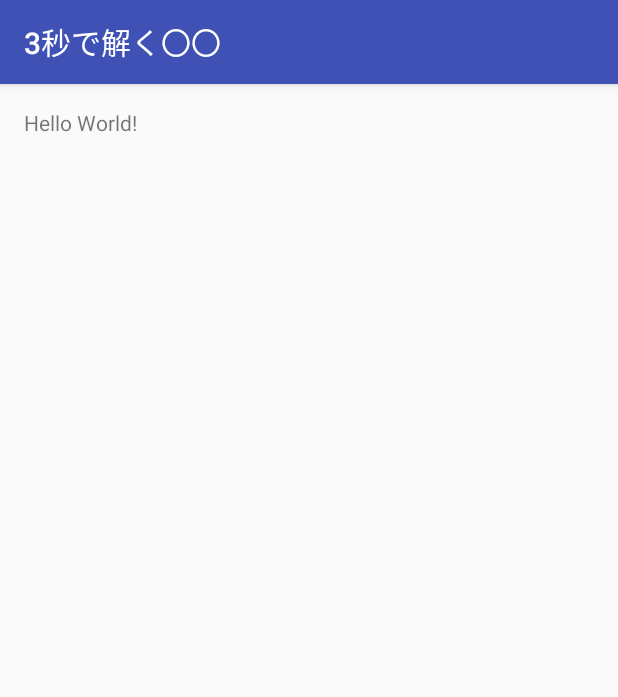
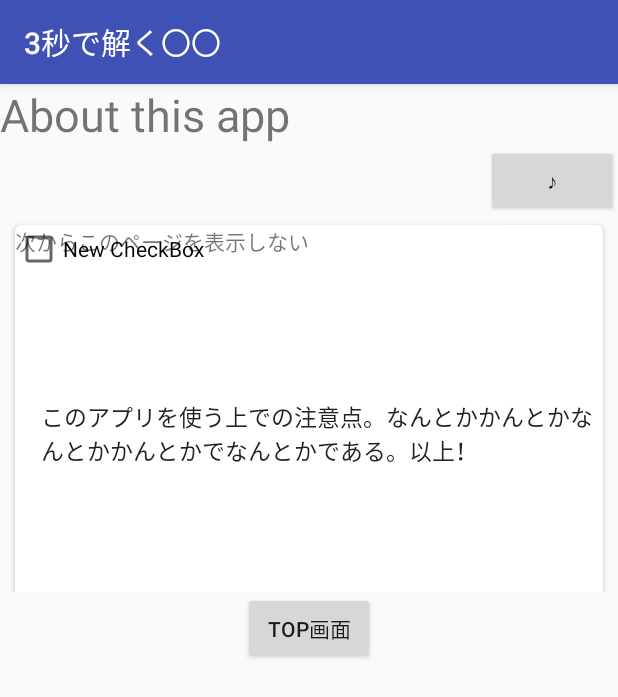
Before and after one commit to OrenBigMuff/Marumaru, an Android app: the screen it shows after launch (MainActivity), on a phone screen of 412 x 824 dp. Shown: the top 697 px of the screen. Run offline under Robolectric (Android 15) with nearby library versions, the phone set to English and light mode, and no system bars.

Commit message:
疲れた

```diff
--- a/app/build.gradle
+++ b/app/build.gradle
@@ -23,4 +23,6 @@ dependencies {
     compile fileTree(dir: 'libs', include: ['*.jar'])
     testCompile 'junit:junit:4.12'
     compile 'com.android.support:appcompat-v7:23.1.1'
+    compile "com.android.support:cardview-v7:+"
+
 }
--- a/app/src/main/java/com/bizan/mobile10/marumaru/MainActivity.java
+++ b/app/src/main/java/com/bizan/mobile10/marumaru/MainActivity.java
@@ -2,12 +2,48 @@ package com.bizan.mobile10.marumaru;
 
 import android.support.v7.app.AppCompatActivity;
 import android.os.Bundle;
+import android.support.v7.widget.CardView;
+import android.view.LayoutInflater;
+import android.widget.CheckBox;
+import android.widget.CompoundButton;
+import android.widget.LinearLayout;
+import android.widget.TextView;
+import android.widget.Toast;
+
 
 public class MainActivity extends AppCompatActivity {
 
-    @Override
     protected void onCreate(Bundle savedInstanceState) {
         super.onCreate(savedInstanceState);
         setContentView(R.layout.activity_main);
+
+//        final CheckBox checkBox = (CheckBox) findViewById(R.id.checkbox);
+//        checkBox.setOnCheckedChangeListener(new CompoundButton.OnCheckedChangeListener() {
+//
+//            public void onCheckedChanged(CompoundButton buttonView, boolean isChecked) {
+//                if(isChecked) {
+//                    Toast.makeText(getApplication(), "チェックが付いた", Toast.LENGTH_LONG).show();
+//                } else {
+//                    Toast.makeText(getApplication(), "チェックが外れた", Toast.LENGTH_LONG).show();
+//                }
+//            }
+//        });
+
+
+            LinearLayout cardLinear = (LinearLayout) this.findViewById(R.id.cardLinear);
+            cardLinear.removeAllViews();
+
+            LayoutInflater inflater = (LayoutInflater) getSystemService(LAYOUT_INFLATER_SERVICE);
+            LinearLayout linearLayout = (LinearLayout) inflater.inflate(R.layout.test_card, null);
+            CardView cardView = (CardView) linearLayout.findViewById(R.id.cardView);
+            TextView textBox = (TextView) linearLayout.findViewById(R.id.textBox);
+            textBox.setText("このアプリを使う上での注意点。なんとかかんとか" +
+                    "なんとかかんとかでなんとかである。以上！");
+            cardView.setTag(0);
+
+            cardLinear.addView(linearLayout, 0);
+
+
+        }
+
     }
-}
--- a/app/src/main/res/layout/activity_main.xml
+++ b/app/src/main/res/layout/activity_main.xml
@@ -1,17 +1,45 @@
 <?xml version="1.0" encoding="utf-8"?>
-<RelativeLayout
-    xmlns:android="http://schemas.android.com/apk/res/android"
-    xmlns:tools="http://schemas.android.com/tools"
-    android:layout_width="match_parent"
-    android:layout_height="match_parent"
-    android:paddingBottom="@dimen/activity_vertical_margin"
-    android:paddingLeft="@dimen/activity_horizontal_margin"
-    android:paddingRight="@dimen/activity_horizontal_margin"
-    android:paddingTop="@dimen/activity_vertical_margin"
-    tools:context="com.bizan.mobile10.marumaru.MainActivity">
+<LinearLayout xmlns:android="http://schemas.android.com/apk/res/android"
+    android:orientation="vertical" android:layout_width="match_parent"
+    android:layout_height="match_parent">
 
     <TextView
         android:layout_width="wrap_content"
         android:layout_height="wrap_content"
-        android:text="Hello World!"/>
-</RelativeLayout>
+        android:text="About this app"
+        android:id="@+id/textView"
+        android:textSize="30dp" />
+
+    <Button
+        android:layout_width="wrap_content"
+        android:layout_height="wrap_content"
+        android:id="@+id/button"
+        android:layout_gravity="right"
+        android:layout_marginTop="0dp"
+        android:text="♪" />
+
+    <ScrollView
+        android:layout_width="match_parent"
+        android:layout_height="250dp"
+        android:id="@+id/scrollView"
+        android:fillViewport="false"
+        android:layout_alignParentLeft="true"
+        android:layout_alignParentStart="true">
+        <LinearLayout
+            android:orientation="vertical"
+            android:layout_width="match_parent"
+            android:layout_height="match_parent"
+            android:layout_centerVertical="true"
+            android:layout_centerHorizontal="true"
+            android:id="@+id/cardLinear">
+        </LinearLayout>
+    </ScrollView>
+
+    <Button
+        android:layout_width="wrap_content"
+        android:layout_height="wrap_content"
+        android:text="TOP画面"
+        android:id="@+id/button2"
+        android:layout_gravity="center_horizontal" />
+
+</LinearLayout>
--- /dev/null
+++ b/app/src/main/res/layout/test_card.xml
@@ -0,0 +1,56 @@
+<?xml version="1.0" encoding="utf-8"?>
+<LinearLayout xmlns:android="http://schemas.android.com/apk/res/android"
+    android:orientation="vertical" android:layout_width="match_parent"
+    android:layout_height="match_parent"
+    android:weightSum="1">
+
+    <android.support.v7.widget.CardView
+        xmlns:android="http://schemas.android.com/apk/res/android"
+        xmlns:card_view="http://schemas.android.com/apk/res-auto"
+        android:layout_width="match_parent"
+        android:layout_height="278dp"
+        card_view:cardCornerRadius="4dp"
+        android:layout_marginLeft="10dp"
+        android:layout_marginRight="10dp"
+        android:layout_marginTop="5dp"
+        android:id="@+id/cardView"
+        >
+
+        <!-- カードに載せる情報 -->
+
+        <RelativeLayout
+            android:layout_width="match_parent"
+            android:layout_height="match_parent"
+            android:layout_gravity="center_horizontal"
+            android:id="@+id/cardRelative"
+            >
+
+            <TextView
+                android:layout_width="wrap_content"
+                android:layout_height="wrap_content"
+                android:textAppearance="?android:attr/textAppearanceLarge"
+                android:text="CardView"
+                android:id="@+id/textBox"
+                android:textSize="15dp"
+                android:layout_centerVertical="true"
+                android:layout_marginLeft="17dp"
+                android:layout_marginStart="17dp" />
+
+            <CheckBox
+                android:layout_width="wrap_content"
+                android:layout_height="wrap_content"
+                android:text="New CheckBox"
+                android:id="@+id/checkBox"
+                android:layout_alignParentEnd="false"
+                android:layout_alignParentStart="false" />
+
+            <TextView
+                android:layout_width="wrap_content"
+                android:layout_height="wrap_content"
+                android:text="次からこのページを表示しない"
+                android:id="@+id/textView2" />
+
+
+        </RelativeLayout>
+    </android.support.v7.widget.CardView>
+</LinearLayout>
--- a/build.gradle
+++ b/build.gradle
@@ -6,6 +6,8 @@ buildscript {
     }
     dependencies {
         classpath 'com.android.tools.build:gradle:1.5.0'
+
+
 
         // NOTE: Do not place your application dependencies here; they belong
         // in the individual module build.gradle files
```
